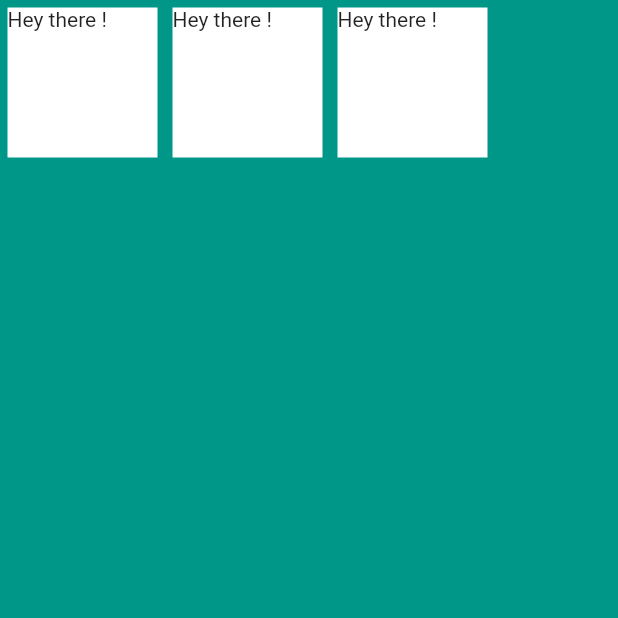
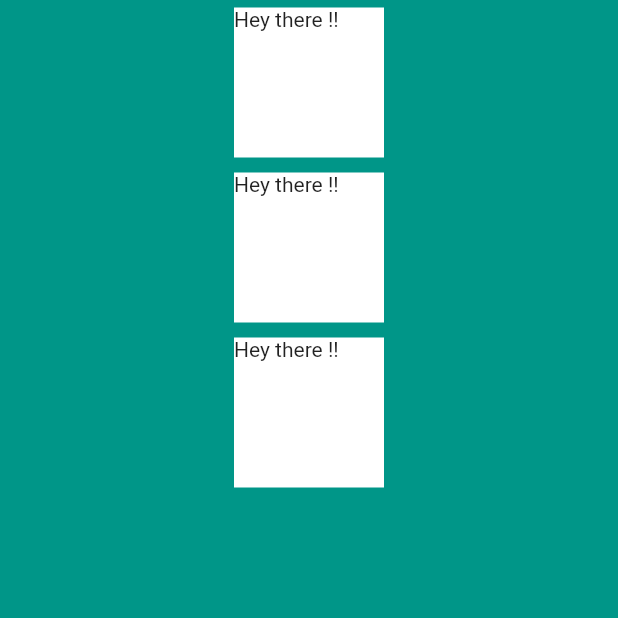
Before and after one commit to karankumarshreds/FlutterWidgets, a Flutter app: the screen it shows after launch, on a phone screen of 412 x 824 dp, the top half of it. Run offline on Flutter 3.47's test engine with Material 2 defaults, Android fonts, the phone set to English and light mode, and no system bars.

Commit message:
made vertical row in the center horizontally

```diff
--- a/lib/main.dart
+++ b/lib/main.dart
@@ -12,11 +12,18 @@ class MyApp extends StatelessWidget {
         backgroundColor: Colors.teal,
         body: SafeArea(
           child: Row(
-            children: <Widget>[
-              Square(),
-              Square(),
-              Square(),
-            ]
+            mainAxisAlignment: MainAxisAlignment.center,
+            children: [
+              Column(
+                mainAxisSize: MainAxisSize.min,
+                // crossAxisAlignment: CrossAxisAlignment.baseline,
+                children: <Widget>[
+                  Square(),
+                  Square(),
+                  Square(),
+                ]
+              )
+            ],
           )
         )
       )
@@ -33,7 +40,7 @@ class Square extends StatelessWidget {
       height: 100,
       margin: const EdgeInsets.all(5),
       child: Text(
-          'Hey there !'
+          'Hey there !!'
       ),
     );
   }
```
